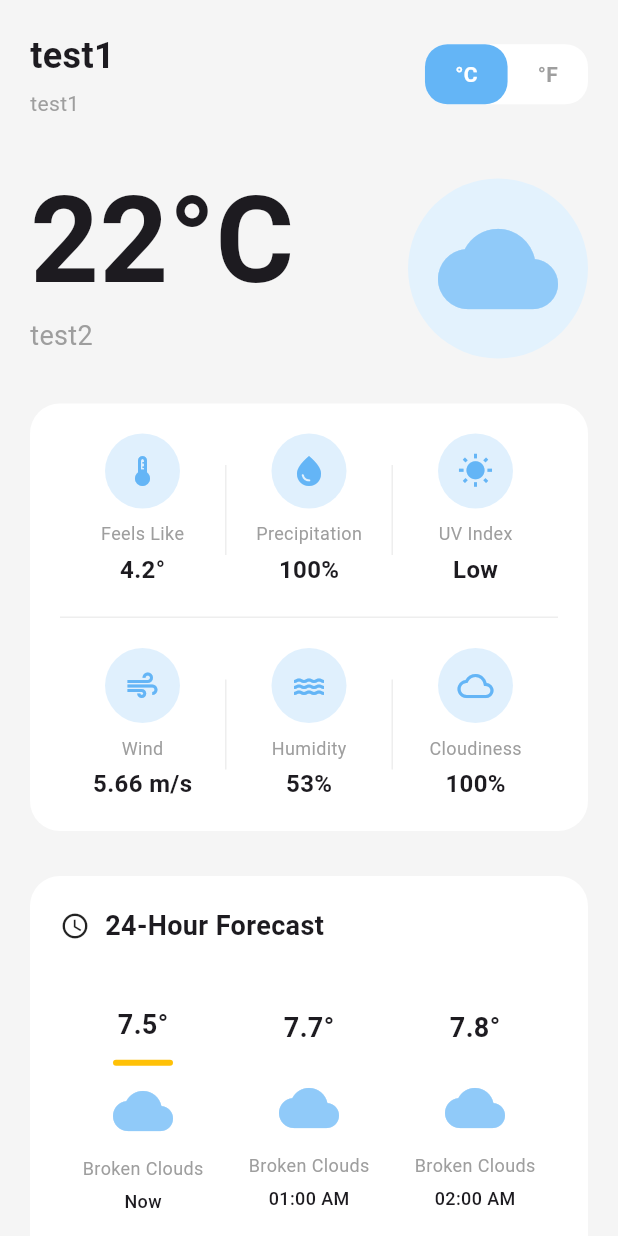
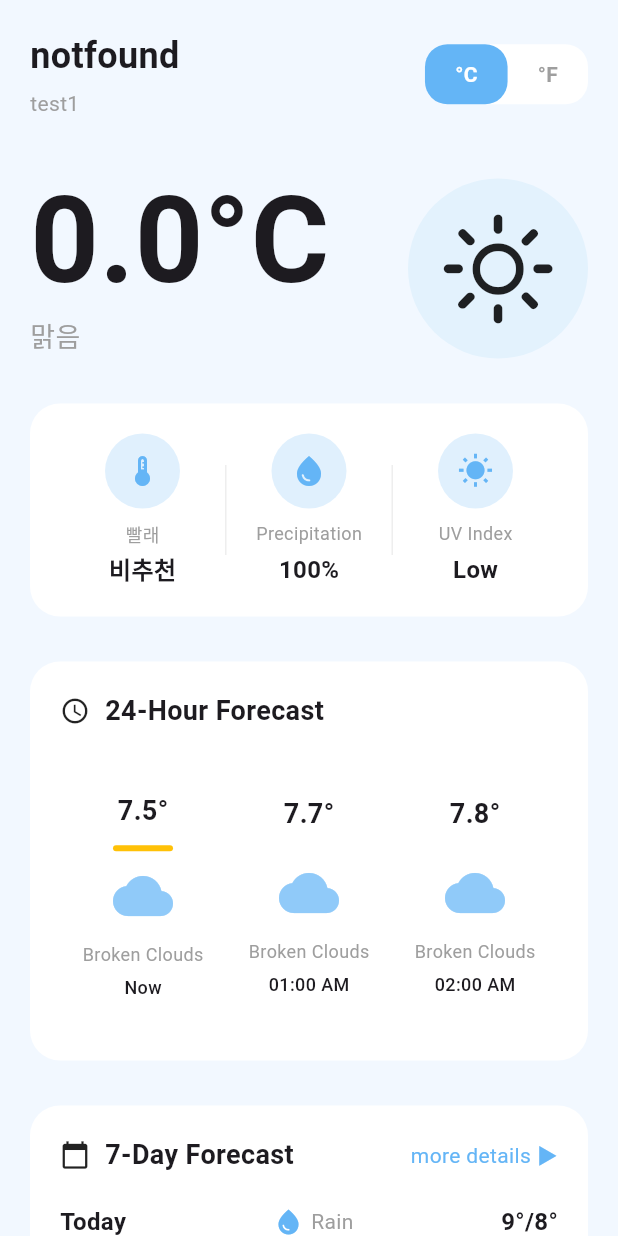
Before and after one commit to terrinens/wrsa, a Flutter app: the screen it shows after launch, on a phone screen of 412 x 824 dp. Run offline on Flutter 3.47's test engine with Material 3 defaults, Android fonts, the phone set to English and light mode, and no system bars; our stand-ins replace google_fonts.

Commit message:
feat : 기본 정보 위젯 변수화

```diff
--- /dev/null
+++ b/lib/constants/cloud.dart
@@ -0,0 +1,43 @@
+import 'package:flutter/cupertino.dart';
+import 'package:flutter/material.dart';
+import 'package:wrsa_app/theme/colors.dart' as c_colors;
+
+enum Sky {
+  sunny(1), // 맑음
+  mostly(3), // 구름 많음
+  blur(4); // 흐림
+
+  final int value;
+
+  const Sky(this.value);
+
+  @override
+  String toString() {
+    switch (this) {
+      case Sky.sunny:
+        return '맑음';
+      case Sky.mostly:
+        return '구름 많음';
+      case Sky.blur:
+        return '흐림';
+    }
+  }
+
+  Icon toIcon() {
+    switch (this) {
+      case Sky.sunny:
+        return Icon(CupertinoIcons.sun_max);
+      case Sky.mostly:
+        return Icon(Icons.cloud_queue,  color: c_colors.primaryBlue);
+      case Sky.blur:
+        return const Icon(Icons.cloud);
+    }
+  }
+
+  static Sky fromValue(int value) {
+    return Sky.values.firstWhere(
+      (sky) => sky.value == value,
+      orElse: () => Sky.sunny,
+    );
+  }
+}
--- a/lib/main.dart
+++ b/lib/main.dart
@@ -1,9 +1,14 @@
 import 'package:flutter/material.dart';
+import 'package:wrsa_app/constants/cloud.dart';
+import 'package:wrsa_app/models/res_data.dart';
+import 'package:wrsa_app/utils/areaGrid.dart';
+import 'package:wrsa_app/utils/data_sync.dart';
 import 'package:wrsa_app/widgets/forecast.dart';
 import 'package:wrsa_app/widgets/hourly.dart';
 import 'package:wrsa_app/widgets/location.dart';
 import 'package:wrsa_app/widgets/temper.dart';
 import 'package:wrsa_app/widgets/weather.dart';
+import 'package:wrsa_app/theme/colors.dart' as custom_colors;
 
 void main() {
   runApp(const WeatherApp());
@@ -24,20 +29,45 @@ class WeatherApp extends StatelessWidget {
 class WeatherHomePage extends StatelessWidget {
   const WeatherHomePage({super.key});
 
+  Future<ResData> loadWeatherData() async {
+    final grid = getAreaCodeFromGrid(60, 127);
+    final date = '20251107';
+    return await getData(date, grid);
+  }
+
   @override
   Widget build(BuildContext context) {
     return Scaffold(
-      backgroundColor: const Color(0xFFF5F5F5),
-      body: SafeArea(
+      backgroundColor: custom_colors.backgroundWhite,
+      body: FutureBuilder<ResData>(
+        future: loadWeatherData(),
+        builder: (context, snapshot) {
+          if (snapshot.connectionState == ConnectionState.waiting) {
+            return Center(child: CircularProgressIndicator());
+          }
+
+          if (snapshot.hasError) {
+            return Center(child: Text('에러: ${snapshot.error}'));
+          }
+
+          if (!snapshot.hasData) {
+            return Center(child: Text('데이터 없음'));
+          }
+
+          final data = snapshot.data!;
+          return Center(
             child: SingleChildScrollView(
               child: Padding(
                 padding: const EdgeInsets.all(20.0),
                 child: Column(
                   crossAxisAlignment: CrossAxisAlignment.start,
-              children: const [
-                LocationDateRow(location: 'test1', syncTime: 'test1',),
+                  children: [
+                    LocationDateRow(location: data.name, syncTime: 'test1'),
                     SizedBox(height: 40),
-                MainTemperatureDisplay(cloud: 'test2', temper: 22,),
+                    MainTemperatureDisplay(
+                      sky: Sky.fromValue(data.sky),
+                      temper: data.avgTempera,
+                    ),
                     SizedBox(height: 30),
                     WeatherDetailsGrid(),
                     SizedBox(height: 30),
@@ -48,6 +78,8 @@ class WeatherHomePage extends StatelessWidget {
                 ),
               ),
             ),
+          );
+        },
       ),
     );
   }
--- a/lib/widgets/temper.dart
+++ b/lib/widgets/temper.dart
@@ -1,5 +1,5 @@
-
 import 'package:flutter/material.dart';
+import 'package:wrsa_app/constants/cloud.dart';
 import 'package:wrsa_app/widgets/weather.dart';
 
 // 온도 단위 토글 위젯
@@ -33,10 +33,7 @@ class TemperatureToggle extends StatelessWidget {
             padding: const EdgeInsets.symmetric(horizontal: 20, vertical: 10),
             child: const Text(
               '°F',
-              style: TextStyle(
-                color: Colors.grey,
-                fontWeight: FontWeight.bold,
-              ),
+              style: TextStyle(color: Colors.grey, fontWeight: FontWeight.bold),
             ),
           ),
         ],
@@ -48,16 +45,21 @@ class TemperatureToggle extends StatelessWidget {
 // 메인 온도 표시 위젯
 class MainTemperatureDisplay extends StatelessWidget {
   final num temper;
-  final String cloud;
-  const MainTemperatureDisplay({super.key, required this.temper, required this.cloud});
+  final Sky sky;
+
+  const MainTemperatureDisplay({
+    super.key,
+    required this.temper,
+    required this.sky,
+  });
 
   @override
   Widget build(BuildContext context) {
     return Row(
       mainAxisAlignment: MainAxisAlignment.spaceBetween,
       children: [
-        TemperatureText(temper: temper, cloud: cloud,),
-        WeatherIcon(),
+        TemperatureText(temper: temper, cloud: sky.toString()),
+        WeatherIcon(sky: sky),
       ],
     );
   }
@@ -84,13 +86,7 @@ class TemperatureText extends StatelessWidget {
           ),
         ),
         const SizedBox(height: 10),
-        Text(
-          cloud,
-          style: TextStyle(
-            fontSize: 18,
-            color: Colors.grey,
-          ),
-        ),
+        Text(cloud, style: TextStyle(fontSize: 18, color: Colors.grey)),
       ],
     );
   }
--- a/lib/widgets/weather.dart
+++ b/lib/widgets/weather.dart
@@ -1,17 +1,21 @@
 import 'package:flutter/material.dart' hide VerticalDivider;
 import 'package:wrsa_app/widgets/divider.dart';
+import 'package:wrsa_app/constants/cloud.dart';
 
 // 날씨 아이콘 위젯
 class WeatherIcon extends StatelessWidget {
-  const WeatherIcon({super.key});
+  final Sky sky;
+
+  const WeatherIcon({super.key, required this.sky});
 
   @override
   Widget build(BuildContext context) {
     return Container(
-      width: 120,
-      height: 120,
-      decoration: BoxDecoration(color: Colors.blue[50], shape: BoxShape.circle),
-      child: Icon(Icons.cloud, size: 80, color: Colors.blue[200]),
+        width: 120,
+        height: 120,
+        decoration: BoxDecoration(
+            color: Colors.blue[50], shape: BoxShape.circle),
+        child: Icon(sky.toIcon().icon, size: 80)
     );
   }
 }
@@ -35,8 +39,8 @@ class WeatherDetailsGrid extends StatelessWidget {
               Expanded(
                 child: WeatherDetailItem(
                   icon: Icons.thermostat,
-                  label: 'Feels Like',
-                  value: '4.2°',
+                  label: '빨래',
+                  value: '비추천',
                   iconColor: Colors.blue[300]!,
                 ),
               ),
@@ -55,39 +59,6 @@ class WeatherDetailsGrid extends StatelessWidget {
                   icon: Icons.wb_sunny,
                   label: 'UV Index',
                   value: 'Low',
-                  iconColor: Colors.blue[300]!,
-                ),
-              ),
-            ],
-          ),
-          const SizedBox(height: 20),
-          const HorizontalDivider(),
-          const SizedBox(height: 20),
-          Row(
-            children: [
-              Expanded(
-                child: WeatherDetailItem(
-                  icon: Icons.air,
-                  label: 'Wind',
-                  value: '5.66 m/s',
-                  iconColor: Colors.blue[300]!,
-                ),
-              ),
-              const VerticalDivider(),
-              Expanded(
-                child: WeatherDetailItem(
-                  icon: Icons.water,
-                  label: 'Humidity',
-                  value: '53%',
-                  iconColor: Colors.blue[300]!,
-                ),
-              ),
-              const VerticalDivider(),
-              Expanded(
-                child: WeatherDetailItem(
-                  icon: Icons.cloud_outlined,
-                  label: 'Cloudiness',
-                  value: '100%',
                   iconColor: Colors.blue[300]!,
                 ),
               ),
--- a/pubspec.yaml
+++ b/pubspec.yaml
@@ -68,7 +68,8 @@ flutter:
   # included with your application, so that you can use the icons in
   # the material Icons class.
   uses-material-design: true
-
+  assets:
+    - assets/images/
   # To add assets to your application, add an assets section, like this:
   # assets:
   #   - images/a_dot_burr.jpeg
```
Also changed, not shown: lib/utils/data_sync.dart (renamed from lib/utils/dataSync.dart), 2 other files. Lines whose indentation alone changed are shown as unchanged.
